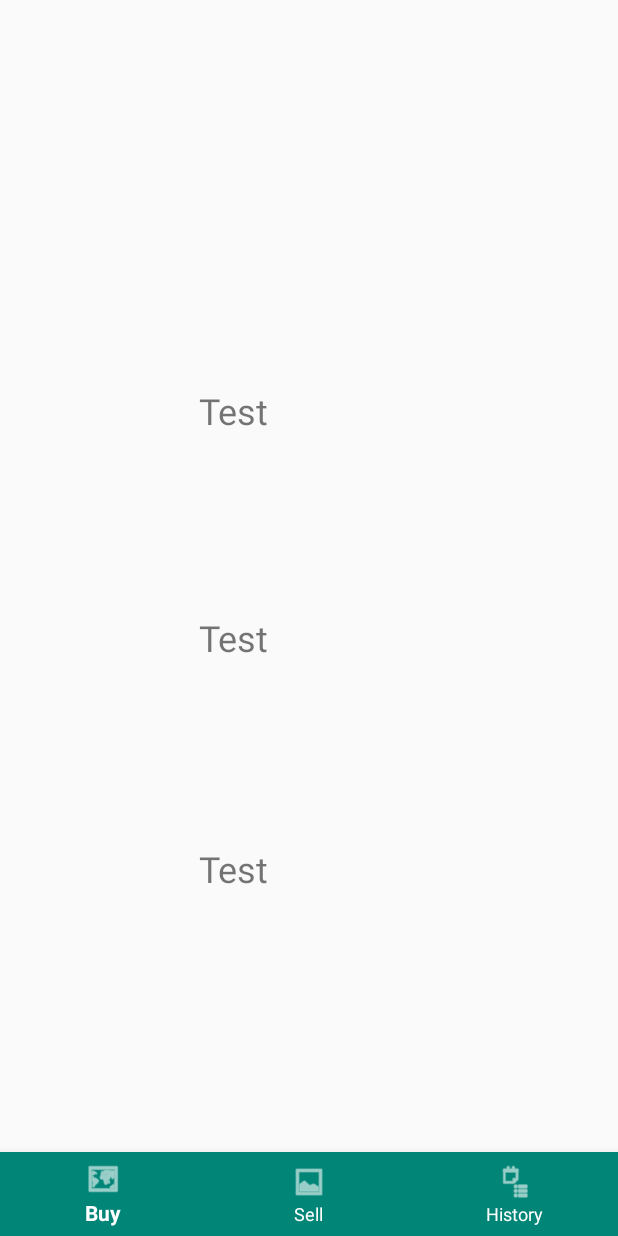
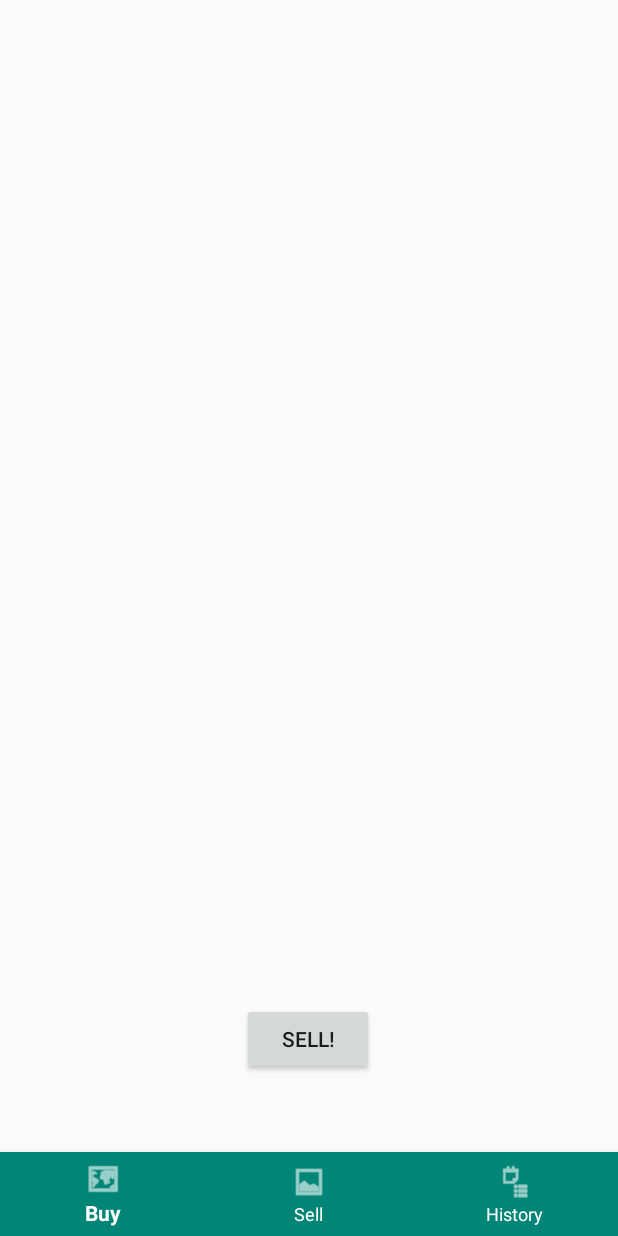
Before and after one commit to kaiwenliu/gARage-Sale, an Android app: the layout activity_camera.xml on its own in the app's theme, with its tools: preview values and no code run, on a phone screen of 412 x 824 dp. Run offline under Robolectric (Android 15) with nearby library versions, the phone set to English and light mode, and no system bars.

Commit message:
good stuff

```diff
--- a/app/src/main/java/com/garagesale/garagesale/HistoryActivity.java
+++ b/app/src/main/java/com/garagesale/garagesale/HistoryActivity.java
@@ -16,13 +16,12 @@ import java.util.ArrayList;
 
 public class HistoryActivity extends AppCompatActivity {
 
-    static ArrayList<String> bought;
-    static ArrayList<String> sold;
+    public static ArrayList<String> bought = new ArrayList<String>();
+    public static ArrayList<String> sold = new ArrayList<String>();
     @Override
     protected void onCreate(Bundle savedInstanceState) {
         super.onCreate(savedInstanceState);
         setContentView(R.layout.history_main);
-
 
         BottomNavigationView bottomNavigationView = (BottomNavigationView) findViewById(R.id.bottom_navigation);
         bottomNavigationView.setOnNavigationItemSelectedListener(new BottomNavigationView.OnNavigationItemSelectedListener() {
--- a/app/src/main/res/layout/activity_camera.xml
+++ b/app/src/main/res/layout/activity_camera.xml
@@ -23,18 +23,18 @@
 
     <TextView
         android:id="@+id/textView2"
-        android:layout_width="147dp"
-        android:layout_height="98dp"
+        android:layout_width="138dp"
+        android:layout_height="65dp"
         android:layout_marginStart="8dp"
         android:layout_marginEnd="8dp"
         android:layout_marginBottom="8dp"
-        android:text="Test"
         android:textSize="24sp"
         app:layout_constraintBottom_toBottomOf="parent"
         app:layout_constraintEnd_toEndOf="parent"
+        app:layout_constraintHorizontal_bias="0.482"
         app:layout_constraintStart_toStartOf="parent"
         app:layout_constraintTop_toTopOf="parent"
-        app:layout_constraintVertical_bias="0.784" />
+        app:layout_constraintVertical_bias="0.733" />
 
     <TextView
         android:id="@+id/textView4"
@@ -43,7 +43,6 @@
         android:layout_marginStart="8dp"
         android:layout_marginEnd="8dp"
         android:layout_marginBottom="8dp"
-        android:text="Test"
         android:textSize="24sp"
         app:layout_constraintBottom_toBottomOf="parent"
         app:layout_constraintEnd_toEndOf="parent"
@@ -58,7 +57,6 @@
         android:layout_marginStart="8dp"
         android:layout_marginEnd="8dp"
         android:layout_marginBottom="8dp"
-        android:text="Test"
         android:textSize="24sp"
         app:layout_constraintBottom_toBottomOf="parent"
         app:layout_constraintEnd_toEndOf="parent"
@@ -76,4 +74,19 @@
         app:itemTextColor="@android:color/white"
         app:layout_constraintBottom_toBottomOf="parent"
         app:menu="@menu/bottom_nav_menu" />
+
+    <Button
+        android:id="@+id/sellbutton"
+        android:layout_width="wrap_content"
+        android:layout_height="wrap_content"
+        android:layout_marginStart="8dp"
+        android:layout_marginEnd="8dp"
+        android:layout_marginBottom="8dp"
+        android:text="Sell!"
+        app:layout_constraintBottom_toBottomOf="@+id/bottom_navigation"
+        app:layout_constraintEnd_toEndOf="parent"
+        app:layout_constraintHorizontal_bias="0.498"
+        app:layout_constraintStart_toStartOf="parent"
+        app:layout_constraintTop_toTopOf="parent"
+        app:layout_constraintVertical_bias="0.871" />
 </android.support.constraint.ConstraintLayout>
```
Also changed, not shown: app/src/main/java/com/garagesale/garagesale/CameraActivity.java (+10 -1 lines), app/src/main/res/layout/activity_main2.xml (+8 -1 lines).
